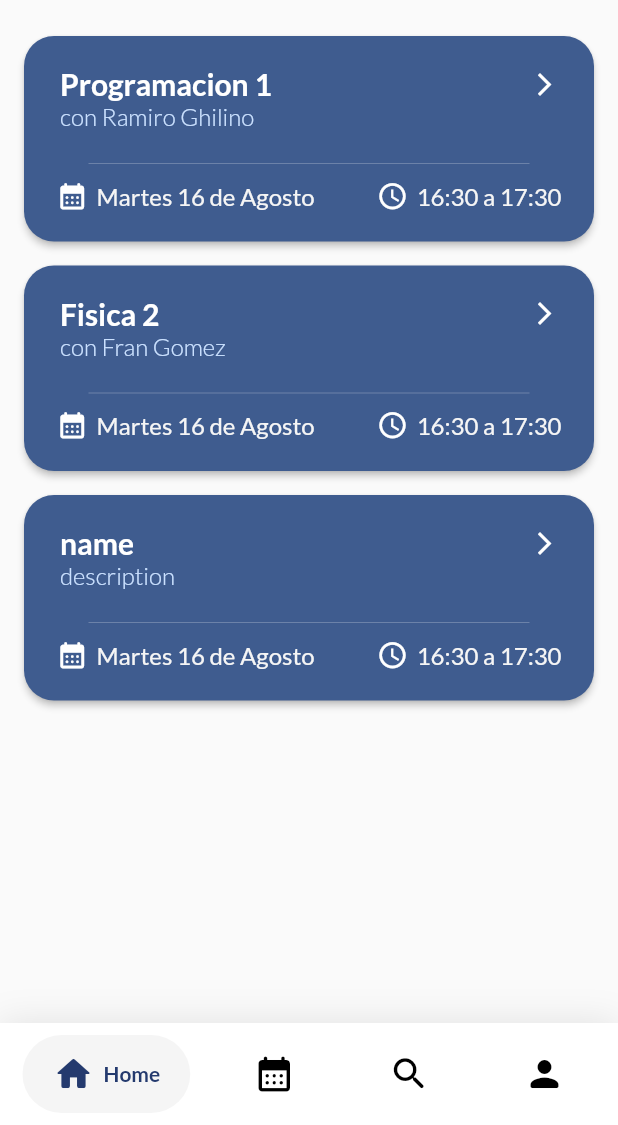
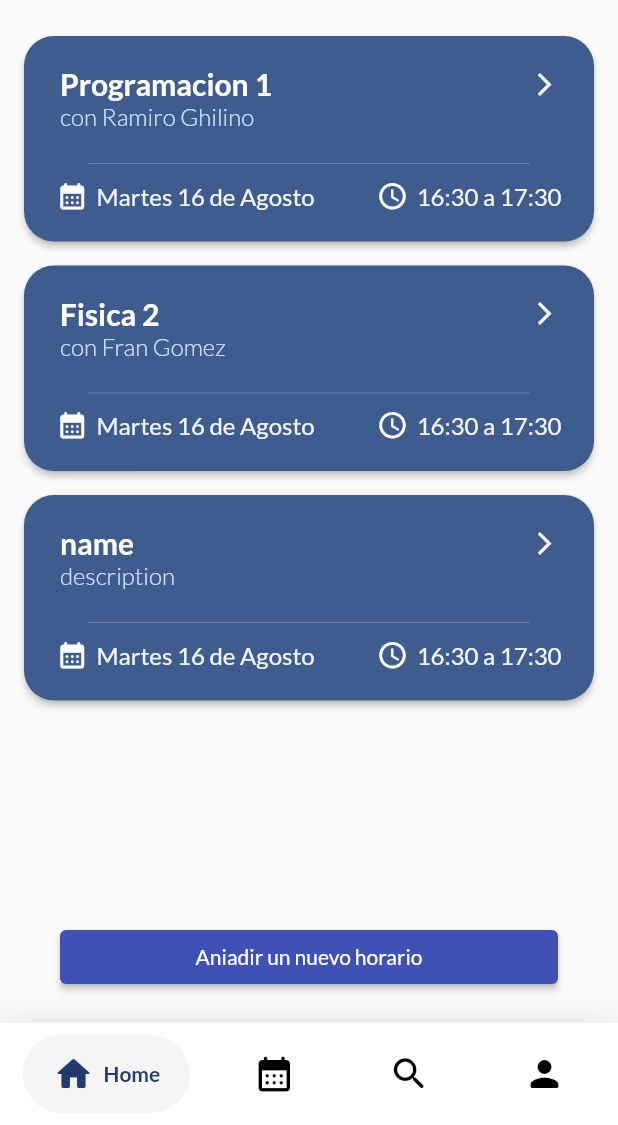
Before and after one commit to ju4ncito/turnero_taie_front, a Flutter app: the TutorPage screen opened directly with empty values, on a phone screen of 412 x 824 dp, the part 111-1236 px from its top. Run offline on Flutter 3.47's test engine with Material 2 defaults, Android fonts, the phone set to English and light mode, and no system bars; drawn by our look-alikes of google_nav_bar; our stand-ins replace chopper, google_fonts, google_sign_in, sign_in_button, table_calendar; generated files the repository leaves out were written again; network calls fail.

Commit message:
primer intento de add horarios. refs #13

```diff
--- a/lib/components/home_tutor.dart
+++ b/lib/components/home_tutor.dart
@@ -1,35 +1,54 @@
 import 'package:flutter/material.dart';
+import 'package:turnero_taie_front/swagger_generated_code/api_model.swagger.dart';
 import 'tutoria_card.dart';
 import '../api/api_manager.dart';
+import 'add_tutoria.dart';
 
 class TutoriasListWidget extends StatelessWidget {
-// pasar Id para api
-  final apiManager = ApiManager();
-  // Future<void> fetchTutorias() async {
-  //   try {
-  //     final response = await apiManager.apiModel.apiTutorshipInstancesByUserGet();
-  //     if (response.statusCode == 200) {
+  final User? currentUser;
+  final ApiManager apiManager = ApiManager();
 
-  //     } else {}
-  //   } catch (error) {}
-  // }
   final List<Tutoria> tutorias = [
     Tutoria('Programacion 1', 'con Ramiro Ghilino '),
     Tutoria('Fisica 2', 'con Fran Gomez'),
-    Tutoria('name', 'description')
+    Tutoria('name', 'description'),
   ];
 
-  TutoriasListWidget({super.key});
+  TutoriasListWidget({Key? key, required this.currentUser}) : super(key: key);
 
   @override
   Widget build(BuildContext context) {
     return Scaffold(
-      body: ListView.builder(
-        itemCount: tutorias.length,
-        itemBuilder: (context, index) {
-          final tutoria = tutorias[index];
-          return TutoriaCard(tutoria: tutoria);
-        },
+      body: Stack(
+        children: [
+          ListView.builder(
+            itemCount: tutorias.length,
+            itemBuilder: (context, index) {
+              final tutoria = tutorias[index];
+              return TutoriaCard(tutoria: tutoria);
+            },
+          ),
+          Positioned(
+            bottom: 20,
+            right: 40,
+            left: 40,
+            child: Container(
+              width: (MediaQuery.of(context).size.width),
+              child: ElevatedButton(
+                onPressed: () {
+                  Navigator.push(
+                    context,
+                    MaterialPageRoute(
+                      builder: (context) => AddTutoriaPage(
+                          currentUser: currentUser), // Pass the currentUser
+                    ),
+                  );
+                },
+                child: Text('Aniadir un nuevo horario'),
+              ),
+            ),
+          ),
+        ],
       ),
     );
   }
--- a/lib/components/tutoria_card.dart
+++ b/lib/components/tutoria_card.dart
@@ -9,6 +9,7 @@ class Tutoria {
 
 class TutoriaCard extends StatelessWidget {
   final Tutoria tutoria;
+
   const TutoriaCard({super.key, required this.tutoria});
 
   @override
--- a/lib/pages/homepage.dart
+++ b/lib/pages/homepage.dart
@@ -27,6 +27,9 @@ class HomePage extends StatelessWidget {
 
           print(postresult.statusCode);
 
+          final currentUser =
+              await apiManager.apiModel.apiUsersIdGet(id: postresult.body!.id);
+
           if (postresult.statusCode == 200) {
             if (postresult.body?.roles != null &&
                 postresult.body!.roles.contains("TUTOR")) {
@@ -35,8 +38,7 @@ class HomePage extends StatelessWidget {
                   MaterialPageRoute(
                     builder: (BuildContext context) {
                       return TutorPage(
-                        userName: postresult.body?.name ?? '',
-                        tutorId: postresult.body!.id,
+                        currentUser: currentUser.body,
                       );
                     },
                   ),
--- a/lib/pages/student_main.dart
+++ b/lib/pages/student_main.dart
@@ -21,8 +21,8 @@ class _StudentPageState extends State<StudentPage> {
   @override
   Widget build(BuildContext context) {
     final List<Widget> widgetOptions = <Widget>[
-      TutoriasListWidget(),
-      const TableEventsExample(),
+      // TutoriasListWidget(),
+      TableEventsExample(),
       const Text(
         'Busqueda',
         style: TextStyle(fontSize: 30, fontWeight: FontWeight.w600),
@@ -107,7 +107,7 @@ class _StudentPageState extends State<StudentPage> {
               crossAxisAlignment: CrossAxisAlignment.start,
               children: [
                 Text(
-                  'Bienvenido ALUMON, ',
+                  'Bienvenido ALUMONS, ',
                   style: TextStyle(color: Colors.grey[700], fontSize: 16),
                 ),
                 Text(
--- a/lib/pages/tutor_main.dart
+++ b/lib/pages/tutor_main.dart
@@ -1,15 +1,14 @@
 import 'package:flutter/material.dart';
 import 'package:google_nav_bar/google_nav_bar.dart';
 import 'package:turnero_taie_front/pages/homepage.dart';
+import 'package:turnero_taie_front/swagger_generated_code/api_model.swagger.dart';
 import '../components/home_tutor.dart';
 import '../components/calendar_tutor.dart';
 
 class TutorPage extends StatefulWidget {
-  final String? userName;
-  final int? tutorId;
+  final User? currentUser;
 
-  const TutorPage({Key? key, required this.userName, required this.tutorId})
-      : super(key: key);
+  const TutorPage({Key? key, required this.currentUser}) : super(key: key);
 
   @override
   _TutorPageState createState() => _TutorPageState();
@@ -21,7 +20,7 @@ class _TutorPageState extends State<TutorPage> {
   @override
   Widget build(BuildContext context) {
     final List<Widget> widgetOptions = <Widget>[
-      TutoriasListWidget(),
+      TutoriasListWidget(currentUser: widget.currentUser),
       const TableEventsExample(),
       const Text(
         'Busqueda',
@@ -111,7 +110,7 @@ class _TutorPageState extends State<TutorPage> {
                   style: TextStyle(color: Colors.grey[700], fontSize: 16),
                 ),
                 Text(
-                  '${widget.userName}',
+                  widget.currentUser!.name,
                   style: TextStyle(
                       color: Colors.grey[900],
                       fontSize: 22,
--- a/pubspec.yaml
+++ b/pubspec.yaml
@@ -47,6 +47,7 @@ dependencies:
   dropdown_button2: ^2.1.4
   google_nav_bar: ^5.0.6
   table_calendar: ^3.0.9
+  intl: ^0.18.1
 dev_dependencies:
   flutter_test:
     sdk: flutter
```
Also changed, not shown: lib/components/add_tutoria.dart (added, +174 -0 lines), lib/pages/login.dart (+12 -12 lines), pubspec.lock.
